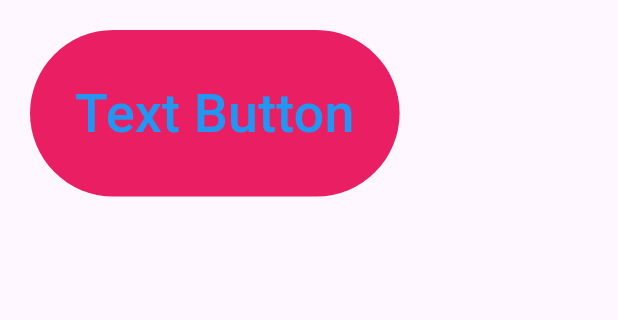
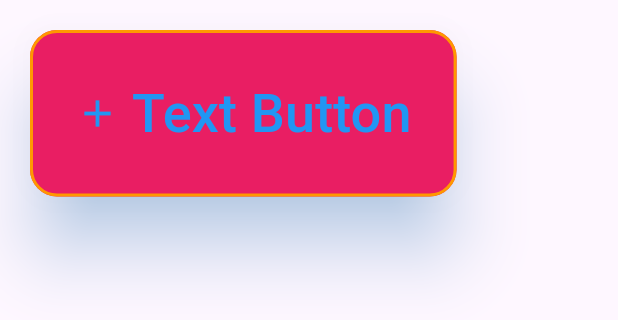
Before and after one commit to nhuytran122/flutter-mobile-app, a Flutter app: the MyWidget widget shown alone on an empty page, opened directly, on a phone screen of 412 x 824 dp. Shown: the top 320 px of the screen. Run offline on Flutter 3.47's test engine with Material 3 defaults, Android fonts, the phone set to English and light mode, and no system bars; our stand-ins replace marquee; statements that could not run were skipped.

Commit message:
widget TextButton 2

```diff
--- a/study_flutter/lib/06-TextButton-1.dart
+++ b/study_flutter/lib/06-TextButton.dart
@@ -13,19 +13,31 @@ class MyWidget extends StatelessWidget {
   Widget build(BuildContext context) {
     return Container(
       margin: EdgeInsets.all(20.0),
-      child: TextButton(
+      child: TextButton.icon(
         onPressed: () {
           print('Click text button');
         },
+        //onPressed: null,
         style: TextButton.styleFrom(
           foregroundColor: Colors.blue,
           backgroundColor: Colors.pink,
           // minimumSize: Size(120, 60),
           padding: EdgeInsets.all(30),
+          shape:
+              RoundedRectangleBorder(borderRadius: BorderRadius.circular(18)),
+          elevation: 20,
+          shadowColor: Colors.blue.withOpacity(0.5),
+          side: BorderSide(width: 2, color: Colors.orange),
+          // disabledBackgroundColor: Colors.grey,
+          // disabledForegroundColor: Colors.white,
         ),
-        child: Text(
+        label: Text(
           'Text Button',
           style: TextStyle(fontSize: 36.0),
+        ),
+        icon: Icon(
+          Icons.add,
+          size: 30,
         ),
       ),
     );
```
